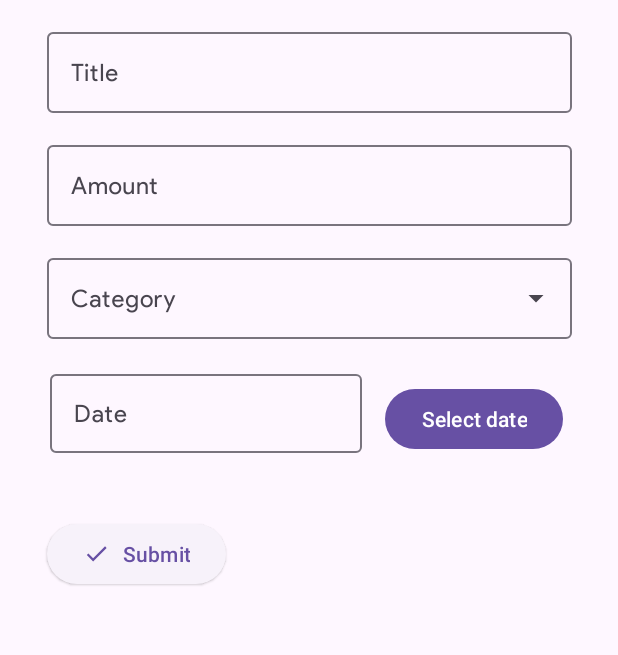
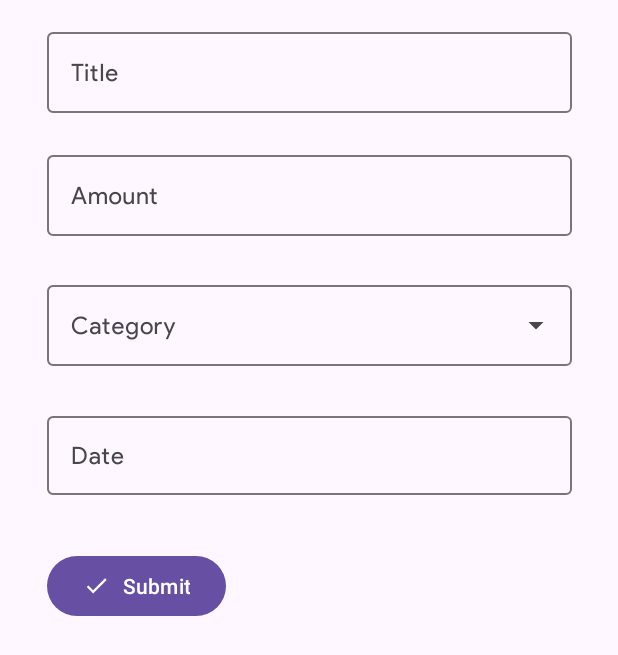
Before and after one commit to mayankk25/Budget-Tracker, an Android app: the AddExpenseFragment screen opened through its navigation route, on a phone screen of 412 x 824 dp. Shown: the top 655 px of the screen. Run offline under Robolectric (Android 15) with nearby library versions, the phone set to English and light mode, and no system bars; our stand-ins replace Firebase (no records; nobody signed in at launch, a user with empty details on screens opened directly), data binding, navigation-ui.

Commit message:
tabs expense full working

```diff
--- a/app/src/main/java/com/example/budgettracker/AddExpenseFragment.kt
+++ b/app/src/main/java/com/example/budgettracker/AddExpenseFragment.kt
@@ -50,7 +50,7 @@ class AddExpenseFragment: Fragment() {
             .setSelection(MaterialDatePicker.todayInUtcMilliseconds())
             .build()
 
-        binding.pickDateButton.setOnClickListener {
+        binding.expenseDateInput.setOnClickListener {
             datePicker.show(childFragmentManager,"DATE_PICKER")
         }
 
--- a/app/src/main/res/layout/add_expense_fragment.xml
+++ b/app/src/main/res/layout/add_expense_fragment.xml
@@ -9,21 +9,6 @@
         android:layout_width="match_parent"
         android:layout_height="match_parent">
 
-
-        <Button
-            android:id="@+id/submitButton"
-            style="@style/Widget.Material3.Button.ElevatedButton"
-            android:layout_width="wrap_content"
-            android:layout_height="wrap_content"
-            android:layout_marginBottom="100dp"
-            android:text="@string/submit"
-            app:icon="@drawable/ic_baseline_done_24"
-            app:layout_constraintBottom_toBottomOf="parent"
-            app:layout_constraintEnd_toEndOf="parent"
-            app:layout_constraintHorizontal_bias="0.106"
-            app:layout_constraintStart_toStartOf="parent"
-            app:layout_constraintTop_toBottomOf="@+id/expenseDate"
-            app:layout_constraintVertical_bias="0.116" />
 
         <com.google.android.material.textfield.TextInputLayout
             android:id="@+id/expenseTitle"
@@ -57,7 +42,7 @@
             app:layout_constraintHorizontal_bias="0.52"
             app:layout_constraintStart_toStartOf="parent"
             app:layout_constraintTop_toBottomOf="@+id/expenseTitle"
-            app:layout_constraintVertical_bias="0.0">
+            app:layout_constraintVertical_bias="0.00999999">
 
             <com.google.android.material.textfield.TextInputEditText
                 android:layout_width="match_parent"
@@ -80,7 +65,7 @@
             app:layout_constraintHorizontal_bias="0.52"
             app:layout_constraintStart_toStartOf="parent"
             app:layout_constraintTop_toBottomOf="@+id/expenseAmount"
-            app:layout_constraintVertical_bias="0.0">
+            app:layout_constraintVertical_bias="0.01999998">
 
             <AutoCompleteTextView
                 android:layout_width="match_parent"
@@ -91,27 +76,26 @@
 
         <com.google.android.material.textfield.TextInputLayout
             android:id="@+id/expenseDate"
-            android:layout_width="210dp"
+            android:layout_width="350dp"
             android:layout_height="58dp"
             android:layout_margin="16dp"
             android:layout_marginStart="16dp"
             android:layout_marginEnd="16dp"
-            android:clickable="false"
             android:cursorVisible="false"
             android:focusable="false"
             android:focusableInTouchMode="false"
             android:hint="@string/date_hint"
             app:layout_constraintBottom_toBottomOf="parent"
             app:layout_constraintEnd_toEndOf="parent"
-            app:layout_constraintHorizontal_bias="0.1"
+            app:layout_constraintHorizontal_bias="0.51"
             app:layout_constraintStart_toStartOf="parent"
             app:layout_constraintTop_toBottomOf="@+id/expenseMenu"
-            app:layout_constraintVertical_bias="0.0">
+            app:layout_constraintVertical_bias="0.01999998">
 
             <com.google.android.material.textfield.TextInputEditText
-                android:layout_width="208dp"
+                android:id="@+id/expense_date_input"
+                android:layout_width="350dp"
                 android:layout_height="wrap_content"
-                android:clickable="false"
                 android:cursorVisible="false"
                 android:focusable="false"
                 android:focusableInTouchMode="false"
@@ -121,17 +105,18 @@
         </com.google.android.material.textfield.TextInputLayout>
 
         <Button
-            android:id="@+id/pick_date_button"
+            android:id="@+id/submitButton"
             android:layout_width="wrap_content"
             android:layout_height="wrap_content"
-            android:layout_marginEnd="16dp"
-            android:text="@string/select_date"
+            android:layout_marginBottom="16dp"
+            android:text="@string/submit"
+            app:icon="@drawable/ic_baseline_done_24"
             app:layout_constraintBottom_toBottomOf="parent"
             app:layout_constraintEnd_toEndOf="parent"
-            app:layout_constraintHorizontal_bias="0.4"
-            app:layout_constraintStart_toEndOf="@+id/expenseDate"
-            app:layout_constraintTop_toBottomOf="@+id/expenseMenu"
-            app:layout_constraintVertical_bias="0.050000012" />
+            app:layout_constraintHorizontal_bias="0.106"
+            app:layout_constraintStart_toStartOf="parent"
+            app:layout_constraintTop_toBottomOf="@+id/expenseDate"
+            app:layout_constraintVertical_bias="0.086" />
 
 
     </androidx.constraintlayout.widget.ConstraintLayout>
```
